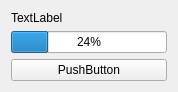
This is gui/bar.ui in kubanecxxx/kstlink as Qt 5 draws it before an edit. The edited form follows.
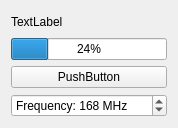
This is the edited form.

What changed in the file:
```diff
--- a/gui/bar.ui
+++ b/gui/bar.ui
@@ -7,7 +7,7 @@
     <x>0</x>
     <y>0</y>
     <width>178</width>
-    <height>83</height>
+    <height>128</height>
    </rect>
   </property>
   <property name="windowTitle">
@@ -35,6 +35,22 @@
      </property>
     </widget>
    </item>
+   <item>
+    <widget class="QSpinBox" name="spinBox">
+     <property name="suffix">
+      <string> MHz</string>
+     </property>
+     <property name="prefix">
+      <string>Frequency: </string>
+     </property>
+     <property name="maximum">
+      <number>200</number>
+     </property>
+     <property name="value">
+      <number>168</number>
+     </property>
+    </widget>
+   </item>
   </layout>
  </widget>
  <resources/>
```
